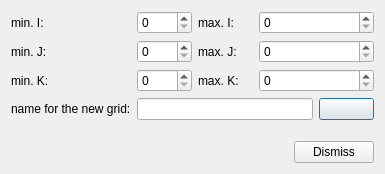
Above: dialogs/subgriddialog.ui from PauloCarvalhoRJ/gammaray before the change. Below: the same form after it.
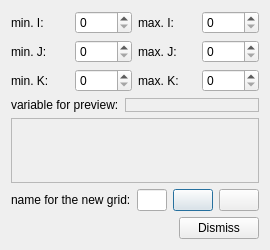
That is the form after the change. Icons and pictures are not drawn.

Commit message: SubgridDialog: improvements to subgrid extraction.

The edit to the form file:
```diff
--- a/dialogs/subgriddialog.ui
+++ b/dialogs/subgriddialog.ui
@@ -6,10 +6,16 @@
    <rect>
     <x>0</x>
     <y>0</y>
-    <width>385</width>
-    <height>174</height>
+    <width>270</width>
+    <height>250</height>
    </rect>
   </property>
+  <property name="minimumSize">
+   <size>
+    <width>0</width>
+    <height>250</height>
+   </size>
+  </property>
   <property name="windowTitle">
    <string>Dialog</string>
   </property>
@@ -40,7 +46,7 @@
        </property>
       </widget>
      </item>
-     <item row="0" column="3" colspan="2">
+     <item row="0" column="3">
       <widget class="QSpinBox" name="spinMaxI">
        <property name="sizePolicy">
         <sizepolicy hsizetype="Minimum" vsizetype="Fixed">
@@ -67,7 +73,7 @@
        </property>
       </widget>
      </item>
-     <item row="1" column="3" colspan="2">
+     <item row="1" column="3">
       <widget class="QSpinBox" name="spinMaxJ"/>
      </item>
      <item row="2" column="0">
@@ -87,20 +93,99 @@
        </property>
       </widget>
      </item>
-     <item row="2" column="3" colspan="2">
+     <item row="2" column="3">
       <widget class="QSpinBox" name="spinMaxK"/>
      </item>
-     <item row="3" column="0">
+    </layout>
+   </item>
+   <item>
+    <layout class="QHBoxLayout" name="horizontalLayout_4">
+     <item>
+      <widget class="QLabel" name="label_8">
+       <property name="text">
+        <string>variable for preview:</string>
+       </property>
+      </widget>
+     </item>
+     <item>
+      <widget class="QFrame" name="frmCmbVariable">
+       <property name="sizePolicy">
+        <sizepolicy hsizetype="Expanding" vsizetype="Preferred">
+         <horstretch>0</horstretch>
+         <verstretch>0</verstretch>
+        </sizepolicy>
+       </property>
+       <property name="frameShape">
+        <enum>QFrame::StyledPanel</enum>
+       </property>
+       <property name="frameShadow">
+        <enum>QFrame::Raised</enum>
+       </property>
+       <layout class="QHBoxLayout" name="horizontalLayout_3">
+        <property name="spacing">
+         <number>0</number>
+        </property>
+        <property name="leftMargin">
+         <number>0</number>
+        </property>
+        <property name="topMargin">
+         <number>0</number>
+        </property>
+        <property name="rightMargin">
+         <number>0</number>
+        </property>
+        <property name="bottomMargin">
+         <number>0</number>
+        </property>
+       </layout>
+      </widget>
+     </item>
+    </layout>
+   </item>
+   <item>
+    <widget class="QFrame" name="frmDisplay">
+     <property name="sizePolicy">
+      <sizepolicy hsizetype="Preferred" vsizetype="Expanding">
+       <horstretch>0</horstretch>
+       <verstretch>0</verstretch>
+      </sizepolicy>
+     </property>
+     <property name="frameShape">
+      <enum>QFrame::StyledPanel</enum>
+     </property>
+     <property name="frameShadow">
+      <enum>QFrame::Raised</enum>
+     </property>
+     <layout class="QVBoxLayout" name="verticalLayout_2"/>
+    </widget>
+   </item>
+   <item>
+    <layout class="QHBoxLayout" name="horizontalLayout_2">
+     <item>
       <widget class="QLabel" name="label_7">
        <property name="text">
         <string>name for the new grid:</string>
        </property>
       </widget>
      </item>
-     <item row="3" column="1" colspan="3">
+     <item>
       <widget class="QLineEdit" name="txtGridName"/>
      </item>
-     <item row="3" column="4">
+     <item>
+      <widget class="QPushButton" name="btnPreview">
+       <property name="toolTip">
+        <string>preview</string>
+       </property>
+       <property name="text">
+        <string/>
+       </property>
+       <property name="icon">
+        <iconset resource="../imagejockey/ijresources.qrc">
+         <normaloff>:/ijicons32/ijpreview32</normaloff>:/ijicons32/ijpreview32</iconset>
+       </property>
+      </widget>
+     </item>
+     <item>
       <widget class="QPushButton" name="btnSave">
        <property name="toolTip">
         <string>save subgrid file</string>
@@ -116,19 +201,6 @@
      </item>
     </layout>
    </item>
-   <item>
-    <spacer name="verticalSpacer">
-     <property name="orientation">
-      <enum>Qt::Vertical</enum>
-     </property>
-     <property name="sizeHint" stdset="0">
-      <size>
-       <width>20</width>
-       <height>40</height>
-      </size>
-     </property>
-    </spacer>
-   </item>
    <item>
     <layout class="QHBoxLayout" name="horizontalLayout">
      <item>
```
Left out of the diff: 18 changed lines with no effect on the pictures. The commit also changes 2 other files.
